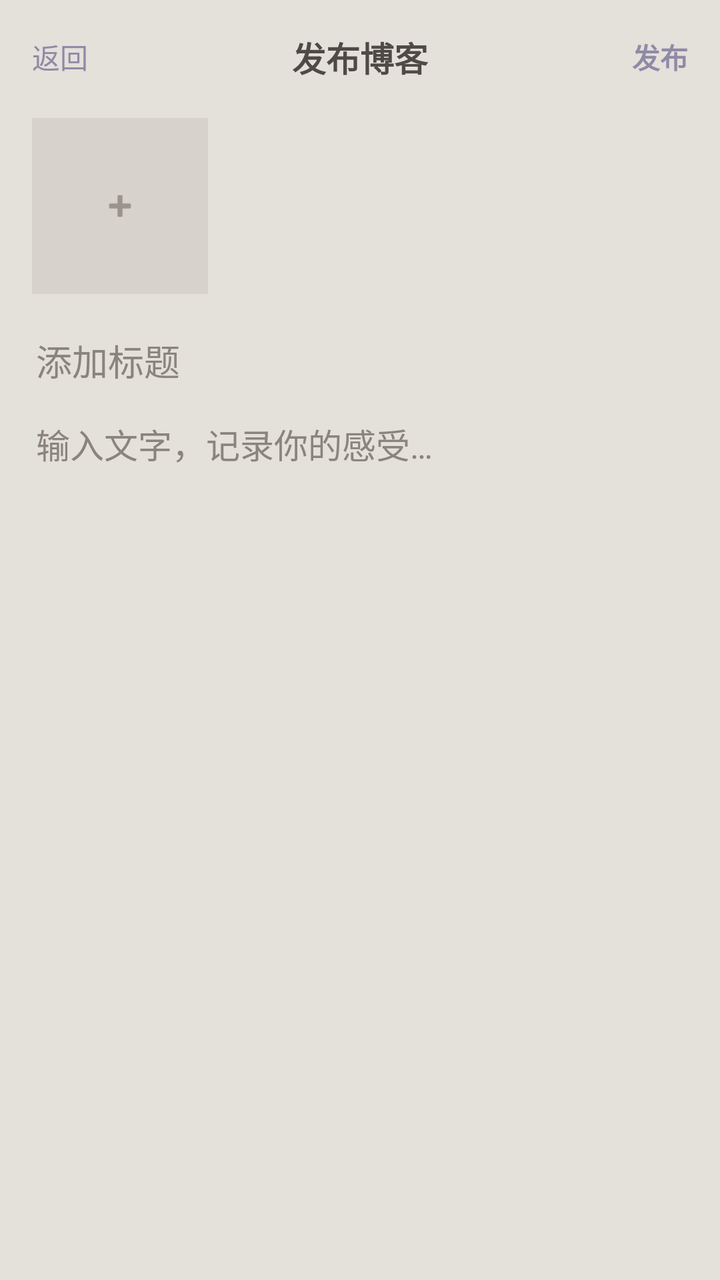
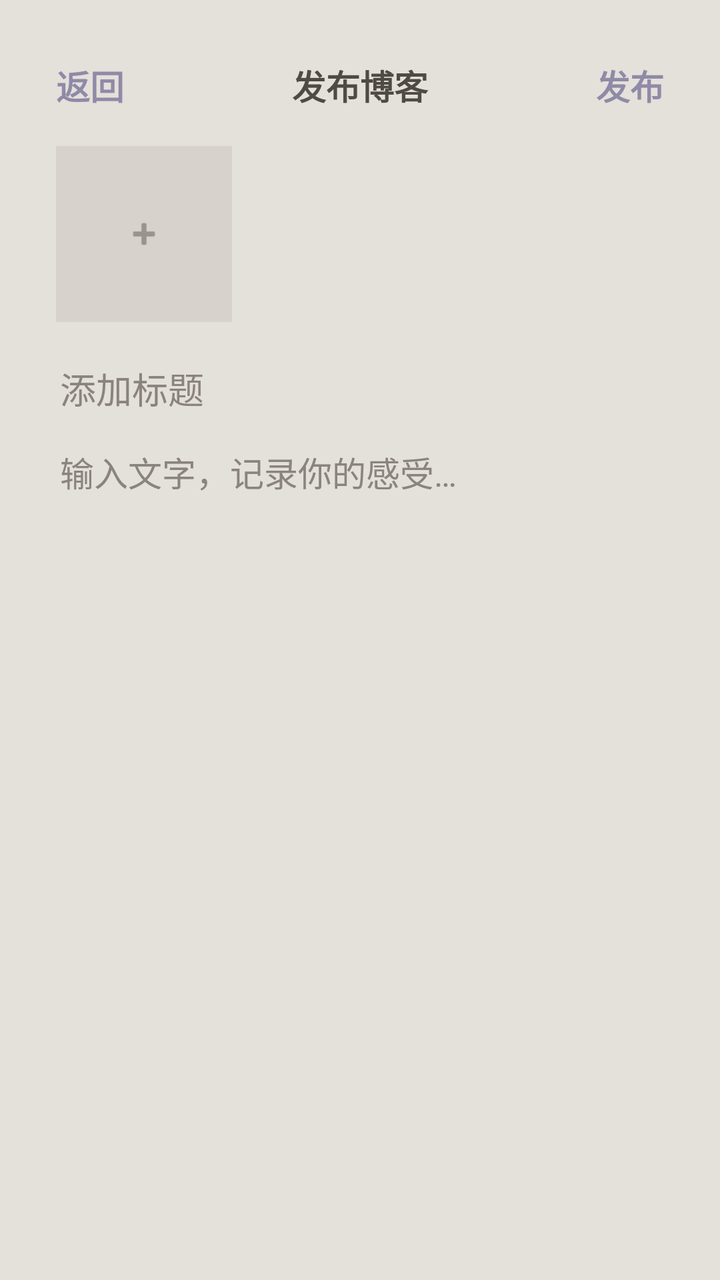

The first picture is an Android layout as it rendered before a commit; the second is the same layout after the commit. The layout source and the unified diff follow.
<!-- AndroidManifest.xml: application theme Theme.DreamAnalyzer -->
<!-- res/layout/fragment_publish_blog.xml -->
<?xml version="1.0" encoding="utf-8"?>
<LinearLayout xmlns:android="http://schemas.android.com/apk/res/android"
    android:layout_width="match_parent"
    android:layout_height="match_parent"
    android:fitsSystemWindows="true"
    android:background="@color/publish_bg"
    android:orientation="vertical"
    android:padding="16dp"
    android:paddingTop="30dp">

    <LinearLayout
        android:layout_width="match_parent"
        android:layout_height="wrap_content"
        android:gravity="center_vertical"
        android:orientation="horizontal">

        <TextView
            android:id="@+id/tv_back"
            android:layout_width="wrap_content"
            android:layout_height="wrap_content"
            android:text="返回"
            android:textColor="@color/morandi_primary"
            android:textSize="14sp" />

        <TextView
            android:layout_width="0dp"
            android:layout_height="wrap_content"
            android:layout_weight="1"
            android:gravity="center"
            android:text="发布博客"
            android:textColor="@color/morandi_text_primary"
            android:textSize="17sp"
            android:textStyle="bold" />

        <TextView
            android:id="@+id/tv_publish"
            android:layout_width="wrap_content"
            android:layout_height="wrap_content"
            android:text="发布"
            android:textColor="@color/morandi_primary"
            android:textSize="14sp"
            android:textStyle="bold" />
    </LinearLayout>

    <LinearLayout
        android:id="@+id/layout_pick_image"
        android:layout_width="88dp"
        android:layout_height="88dp"
        android:layout_marginTop="18dp"
        android:background="@color/publish_add_bg"
        android:gravity="center"
        android:orientation="vertical">

        <ImageView
            android:id="@+id/iv_blog_image"
            android:layout_width="20dp"
            android:layout_height="20dp"
            android:scaleType="centerInside"
            android:src="@android:drawable/ic_input_add"
            android:tint="@color/publish_add_tint" />
    </LinearLayout>

    <EditText
        android:id="@+id/et_blog_title"
        android:layout_width="match_parent"
        android:layout_height="wrap_content"
        android:layout_marginTop="18dp"
        android:background="@android:color/transparent"
        android:hint="添加标题"
        android:padding="2dp"
        android:textColor="@color/morandi_text_primary"
        android:textColorHint="@color/publish_hint"
        android:textSize="18sp" />

    <EditText
        android:id="@+id/et_blog_content"
        android:layout_width="match_parent"
        android:layout_height="0dp"
        android:layout_marginTop="12dp"
        android:layout_weight="1"
        android:background="@android:color/transparent"
        android:gravity="top|start"
        android:hint="输入文字，记录你的感受…"
        android:inputType="textMultiLine"
        android:overScrollMode="ifContentScrolls"
        android:padding="2dp"
        android:scrollbars="vertical"
        android:textColor="@color/morandi_text_primary"
        android:textColorHint="@color/publish_hint"
        android:textSize="17sp" />

</LinearLayout>
<!-- resources referenced by this layout -->
<resources>
  <color name="morandi_primary">#8F8AA6</color>
  <color name="morandi_text_primary">#4F4A45</color>
  <color name="publish_add_bg">#D7D2CB</color>
  <color name="publish_add_tint">#9A948C</color>
  <color name="publish_bg">#E4E0DA</color>
  <color name="publish_hint">#8A847C</color>
  <style name="Theme.DreamAnalyzer" parent="Theme.MaterialComponents.Light.NoActionBar">
          <item name="colorPrimary">@color/morandi_primary</item>
          <item name="colorPrimaryVariant">@color/morandi_primary_dark</item>
          <item name="colorOnPrimary">@color/white</item>
  
          <item name="colorSecondary">@color/morandi_secondary</item>
          <item name="colorSecondaryVariant">@color/morandi_secondary</item>
          <item name="colorOnSecondary">@color/morandi_text_primary</item>
  
          <item name="android:statusBarColor">@color/morandi_primary_dark</item>
          <item name="android:navigationBarColor">@color/morandi_bg</item>
          <item name="android:windowBackground">@color/morandi_bg</item>
      </style>
  <color name="morandi_primary_dark">#7B7691</color>
  <color name="white">#FFFFFFFF</color>
  <color name="morandi_secondary">#A6B8A7</color>
  <color name="morandi_bg">#F4F1ED</color>
</resources>

<!-- the commit's change to res/layout/fragment_publish_blog.xml (unified diff, before → after) -->
@@ -1,92 +1,101 @@
 <?xml version="1.0" encoding="utf-8"?>
-<LinearLayout xmlns:android="http://schemas.android.com/apk/res/android"
+<FrameLayout xmlns:android="http://schemas.android.com/apk/res/android"
     android:layout_width="match_parent"
     android:layout_height="match_parent"
     android:fitsSystemWindows="true"
-    android:background="@color/publish_bg"
-    android:orientation="vertical"
-    android:padding="16dp"
-    android:paddingTop="30dp">
+    android:background="@color/publish_bg">
 
     <LinearLayout
         android:layout_width="match_parent"
-        android:layout_height="wrap_content"
-        android:gravity="center_vertical"
-        android:orientation="horizontal">
+        android:layout_height="match_parent"
+        android:layout_marginStart="28dp"
+        android:layout_marginEnd="28dp"
+        android:layout_marginTop="30dp"
+        android:layout_marginBottom="16dp"
+        android:orientation="vertical">
 
-        <TextView
-            android:id="@+id/tv_back"
-            android:layout_width="wrap_content"
+        <LinearLayout
+            android:layout_width="match_parent"
             android:layout_height="wrap_content"
-            android:text="返回"
-            android:textColor="@color/morandi_primary"
-            android:textSize="14sp" />
+            android:gravity="center_vertical"
+            android:orientation="horizontal">
 
-        <TextView
-            android:layout_width="0dp"
+            <TextView
+                android:id="@+id/tv_back"
+                android:layout_width="wrap_content"
+                android:layout_height="wrap_content"
+                android:text="返回"
+                android:textColor="@color/morandi_primary"
+                android:textSize="17sp"
+                android:textStyle="bold" />
+
+            <TextView
+                android:layout_width="0dp"
+                android:layout_height="wrap_content"
+                android:layout_weight="1"
+                android:gravity="center"
+                android:text="发布博客"
+                android:textColor="@color/morandi_text_primary"
+                android:textSize="17sp"
+                android:textStyle="bold" />
+
+            <TextView
+                android:id="@+id/tv_publish"
+                android:layout_width="wrap_content"
+                android:layout_height="wrap_content"
+                android:text="发布"
+                android:textColor="@color/morandi_primary"
+                android:textSize="17sp"
+                android:textStyle="bold" />
+        </LinearLayout>
+
+        <LinearLayout
+            android:id="@+id/layout_pick_image"
+            android:layout_width="88dp"
+            android:layout_height="88dp"
+            android:layout_marginTop="18dp"
+            android:background="@color/publish_add_bg"
+            android:gravity="center"
+            android:orientation="vertical">
+
+            <ImageView
+                android:id="@+id/iv_blog_image"
+                android:layout_width="20dp"
+                android:layout_height="20dp"
+                android:scaleType="centerInside"
+                android:src="@android:drawable/ic_input_add"
+                android:tint="@color/publish_add_tint" />
+        </LinearLayout>
+
+        <EditText
+            android:id="@+id/et_blog_title"
+            android:layout_width="match_parent"
             android:layout_height="wrap_content"
+            android:layout_marginTop="18dp"
+            android:background="@android:color/transparent"
+            android:hint="添加标题"
+            android:padding="2dp"
+            android:textColor="@color/morandi_text_primary"
+            android:textColorHint="@color/publish_hint"
+            android:textSize="18sp" />
+
+        <EditText
+            android:id="@+id/et_blog_content"
+            android:layout_width="match_parent"
+            android:layout_height="0dp"
+            android:layout_marginTop="12dp"
             android:layout_weight="1"
-            android:gravity="center"
-            android:text="发布博客"
+            android:background="@android:color/transparent"
+            android:gravity="top|start"
+            android:hint="输入文字，记录你的感受…"
+            android:inputType="textMultiLine"
+            android:overScrollMode="ifContentScrolls"
+            android:padding="2dp"
+            android:scrollbars="vertical"
             android:textColor="@color/morandi_text_primary"
-            android:textSize="17sp"
-            android:textStyle="bold" />
+            android:textColorHint="@color/publish_hint"
+            android:textSize="17sp" />
 
-        <TextView
-            android:id="@+id/tv_publish"
-            android:layout_width="wrap_content"
-            android:layout_height="wrap_content"
-            android:text="发布"
-            android:textColor="@color/morandi_primary"
-            android:textSize="14sp"
-            android:textStyle="bold" />
     </LinearLayout>
 
-    <LinearLayout
-        android:id="@+id/layout_pick_image"
-        android:layout_width="88dp"
-        android:layout_height="88dp"
-        android:layout_marginTop="18dp"
-        android:background="@color/publish_add_bg"
-        android:gravity="center"
-        android:orientation="vertical">
-
-        <ImageView
-            android:id="@+id/iv_blog_image"
-            android:layout_width="20dp"
-            android:layout_height="20dp"
-            android:scaleType="centerInside"
-            android:src="@android:drawable/ic_input_add"
-            android:tint="@color/publish_add_tint" />
-    </LinearLayout>
-
-    <EditText
-        android:id="@+id/et_blog_title"
-        android:layout_width="match_parent"
-        android:layout_height="wrap_content"
-        android:layout_marginTop="18dp"
-        android:background="@android:color/transparent"
-        android:hint="添加标题"
-        android:padding="2dp"
-        android:textColor="@color/morandi_text_primary"
-        android:textColorHint="@color/publish_hint"
-        android:textSize="18sp" />
-
-    <EditText
-        android:id="@+id/et_blog_content"
-        android:layout_width="match_parent"
-        android:layout_height="0dp"
-        android:layout_marginTop="12dp"
-        android:layout_weight="1"
-        android:background="@android:color/transparent"
-        android:gravity="top|start"
-        android:hint="输入文字，记录你的感受…"
-        android:inputType="textMultiLine"
-        android:overScrollMode="ifContentScrolls"
-        android:padding="2dp"
-        android:scrollbars="vertical"
-        android:textColor="@color/morandi_text_primary"
-        android:textColorHint="@color/publish_hint"
-        android:textSize="17sp" />
-
-</LinearLayout>
+</FrameLayout>
